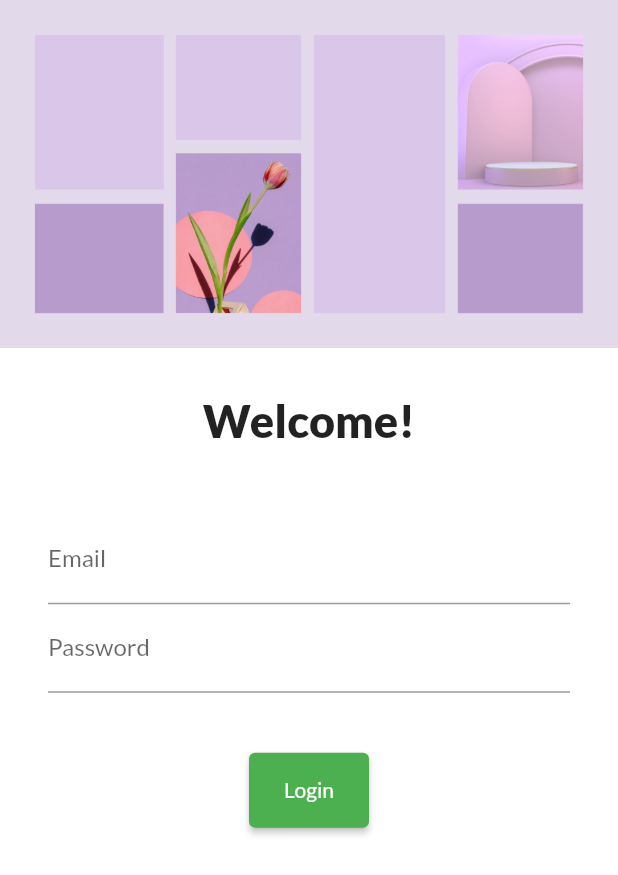
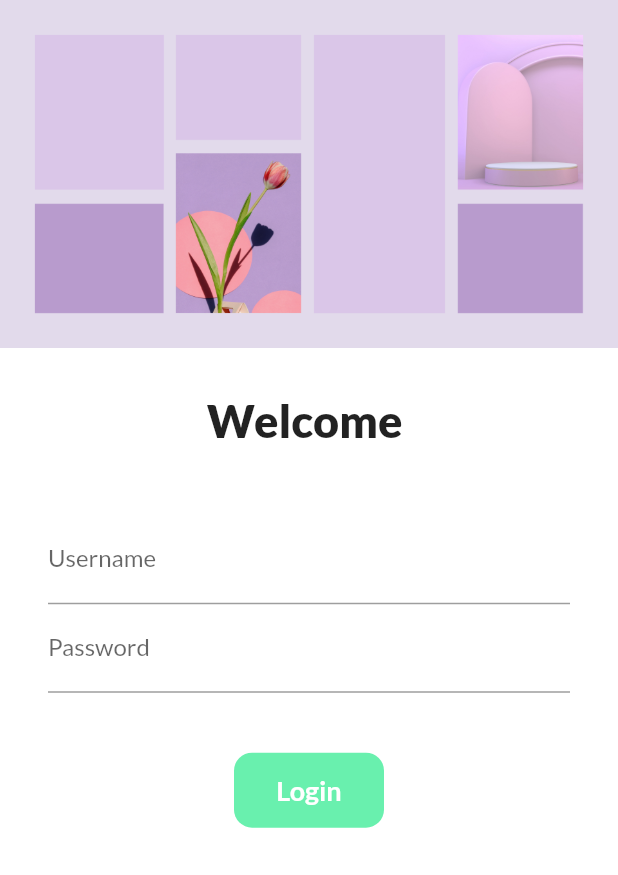
Before and after one commit to hegdedivya/ratecourse, a Flutter app: the screen it shows after launch, on a phone screen of 412 x 824 dp. Shown: the top 875 px of the screen. Run offline on Flutter 3.47's test engine with Material 2 defaults, Android fonts, the phone set to English and light mode, and no system bars; our stand-ins replace google_fonts.

Commit message:
stfl widget and animated button

```diff
--- a/lib/pages/login.dart
+++ b/lib/pages/login.dart
@@ -1,9 +1,16 @@
 import 'package:flutter/material.dart';
 import 'package:ratecourse/utils/routes.dart';
 
-class Login extends StatelessWidget {
+class Login extends StatefulWidget {
   const Login({Key? key}) : super(key: key);
 
+  @override
+  _LoginState createState() => _LoginState();
+}
+
+class _LoginState extends State<Login> {
+  String name = "";
+  bool changeButton = false;
   @override
   Widget build(BuildContext context) {
     return Material(
@@ -19,7 +26,7 @@
               height: 30,
             ),
             Text(
-              "Welcome!",
+              "Welcome $name",
               style: TextStyle(
                 fontSize: 30,
                 fontWeight: FontWeight.w900,
@@ -35,9 +42,13 @@
                 children: [
                   TextFormField(
                     decoration: InputDecoration(
-                      hintText: "Enter email",
-                      labelText: "Email",
+                      hintText: "Enter username",
+                      labelText: "Username",
                     ),
+                    onChanged: (value) {
+                      name = value;
+                      setState(() {});
+                    },
                   ),
                   TextFormField(
                     obscureText: true,
@@ -49,15 +60,48 @@
                   SizedBox(
                     height: 40,
                   ),
-                  ElevatedButton(
-                    child: Text("Login"),
-                    style: TextButton.styleFrom(
-                      minimumSize: Size(80, 50),
-                    ),
-                    onPressed: () {
+                  InkWell(
+                    onTap: () async {
+                      setState(() {
+                        changeButton = true;
+                      });
+                      await Future.delayed(Duration(milliseconds: 100));
                       Navigator.pushNamed(context, MyRoutes.homeRoute);
                     },
+                    child: AnimatedContainer(
+                      duration: Duration(milliseconds: 100),
+                      height: 50,
+                      width: changeButton ? 50 : 100,
+                      alignment: Alignment.center,
+                      child: changeButton
+                          ? Icon(
+                              Icons.done,
+                              color: Colors.black,
+                            )
+                          : Text(
+                              "Login",
+                              style: TextStyle(
+                                color: Colors.white,
+                                fontSize: 18,
+                                fontWeight: FontWeight.bold,
+                              ),
+                            ),
+                      decoration: BoxDecoration(
+                        color: Colors.greenAccent.shade200,
+                        borderRadius:
+                            BorderRadius.circular(changeButton ? 50 : 12),
+                      ),
+                    ),
                   ),
+                  // ElevatedButton(
+                  //   child: Text("Login"),
+                  //   style: TextButton.styleFrom(
+                  //     minimumSize: Size(80, 50),
+                  //   ),
+                  //   onPressed: () {
+                  //     Navigator.pushNamed(context, MyRoutes.homeRoute);
+                  //   },
+                  // ),
                 ],
               ),
             ),
```
